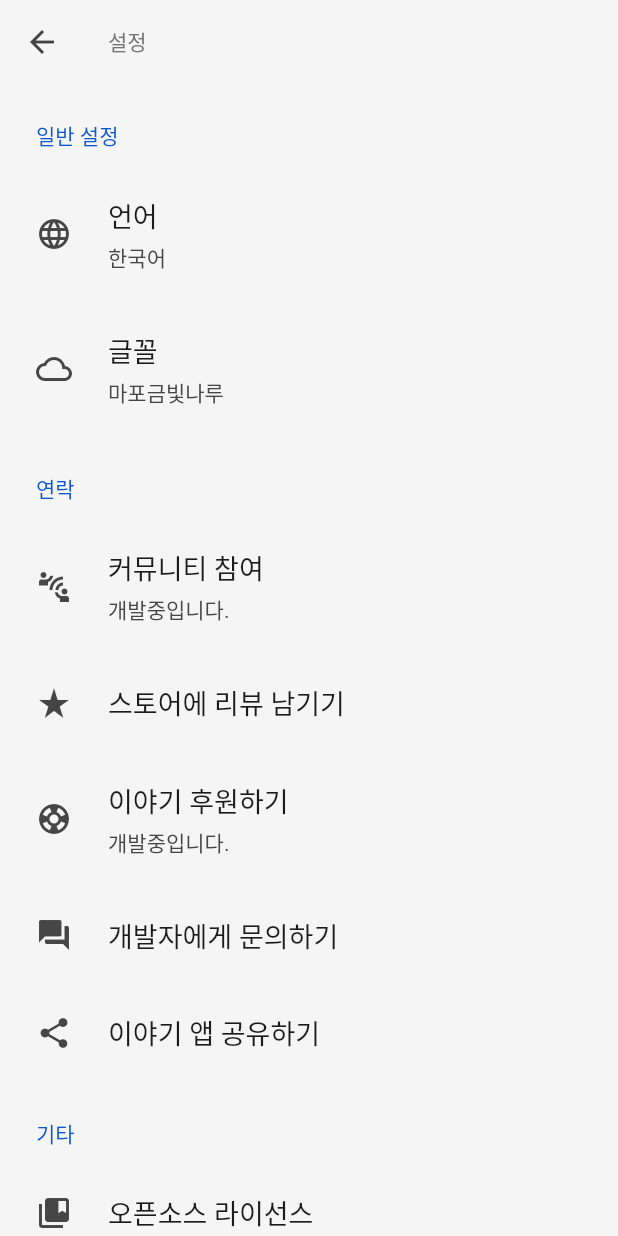
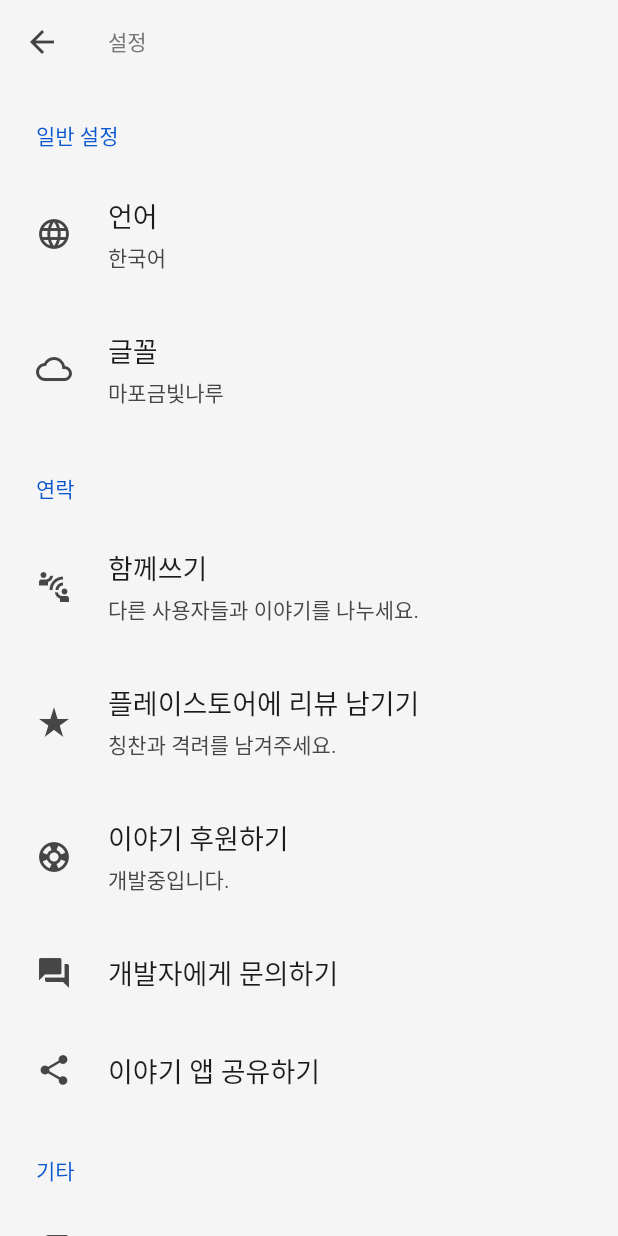
Before and after one commit to ChangJoo-Park/story_app, a Flutter app: the SettingPage screen opened directly, on a phone screen of 412 x 824 dp. Run offline on Flutter 3.47's test engine with Material 2 defaults, Android fonts, the phone set to English and light mode, and no system bars; drawn by our look-alikes of settings_ui; our stand-ins replace get; missing offline and left inert: clipboard, front_matter; Roboto replaces fonts that are missing (Mapo금빛나루).

```diff
--- a/lib/pages/setting.dart
+++ b/lib/pages/setting.dart
@@ -40,13 +40,14 @@ class SettingPage extends StatelessWidget {
             titleTextStyle: settingSectionTitleStyle,
             tiles: [
               SettingsTile(
-                title: '커뮤니티 참여',
-                subtitle: '개발중입니다.',
+                title: '함께쓰기',
+                subtitle: '다른 사용자들과 이야기를 나누세요.',
                 leading: Icon(Icons.connect_without_contact),
                 titleTextStyle: settingTitleStyle,
               ),
               SettingsTile(
-                title: '스토어에 리뷰 남기기',
+                title: '플레이스토어에 리뷰 남기기',
+                subtitle: '칭찬과 격려를 남겨주세요.',
                 leading: Icon(Icons.star_rate),
                 titleTextStyle: settingTitleStyle,
               ),
--- a/pubspec.yaml
+++ b/pubspec.yaml
@@ -34,6 +34,7 @@ dependencies:
   animations: ^1.1.2
   intl: ^0.16.1
   settings_ui: ^0.4.0
+  clipboard: ^0.1.2+8
 
 dev_dependencies:
   flutter_test:
```
Also changed, not shown: lib/main.dart (+21 -6 lines), pubspec.lock.
